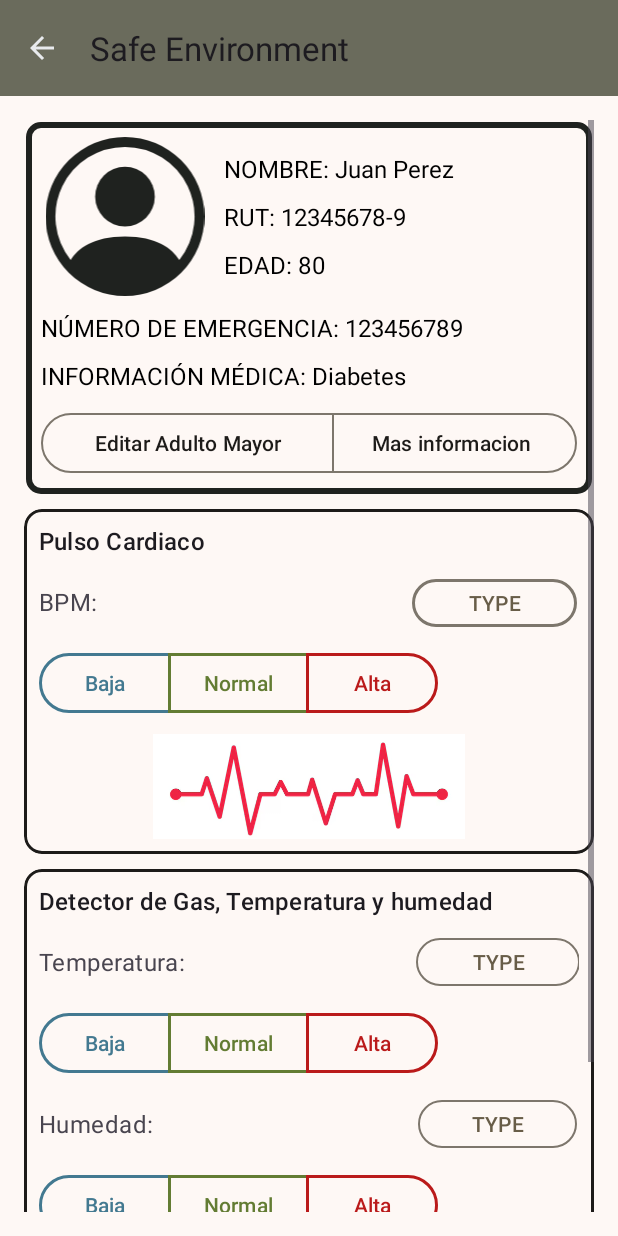
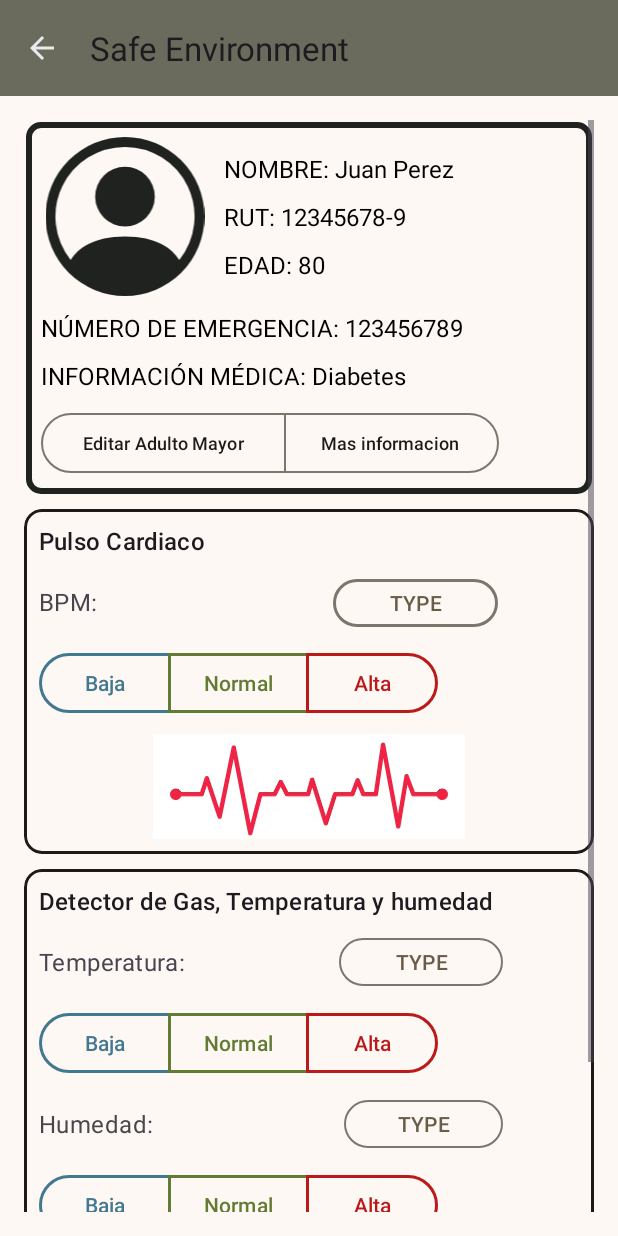
Before and after one commit to xChiat/SafeEnviroment, an Android app: the screen it shows after launch (PerfilActivity), after a tap on an icon or button, on a phone screen of 412 x 824 dp. Run offline under Robolectric (Android 15) with nearby library versions, the phone set to English and light mode, and no system bars.

Commit message:
Ajuste Deteccion de gaz

```diff
--- a/app/src/main/java/com/example/safeenviroment/views/PerfilActivity.java
+++ b/app/src/main/java/com/example/safeenviroment/views/PerfilActivity.java
@@ -9,6 +9,7 @@ import android.widget.ListView;
 import android.widget.TextView;
 import android.widget.Toast;
 
+import androidx.appcompat.app.AlertDialog;
 import androidx.appcompat.app.AppCompatActivity;
 
 import com.example.safeenviroment.R;
@@ -164,11 +165,11 @@ public class PerfilActivity extends AppCompatActivity {
         } else if (gasConcentration >= 200 && gasConcentration <= 1000) {
             gasButton.setText("ADVERTENCIA: GAS DETECTADO");
             gasButton.setTextColor(getResources().getColor(R.color.warning));
-            alertCuidador("Advertencia: Se ha detectado gas en niveles moderados (" + gasConcentration + " ppm). Verifique la ventilación y las posibles fuentes de gas.");
+            gasAlert("Advertencia: Se ha detectado gas en niveles moderados (" + gasConcentration + " ppm). Verifique la ventilación y las posibles fuentes de gas.");
         } else if (gasConcentration > 1000) {
             gasButton.setText("PELIGRO: GAS DETECTADO");
             gasButton.setTextColor(getResources().getColor(R.color.md_theme_error));
-            alertCuidador("Alerta crítica: Se ha detectado gas en niveles peligrosos (" + gasConcentration + " ppm). Evacúe el área y tome medidas de seguridad inmediatas.");
+            gasAlert("Alerta crítica: Se ha detectado gas en niveles peligrosos (" + gasConcentration + " ppm). Evacúe el área y tome medidas de seguridad inmediatas.");
         }
     }
 
@@ -199,21 +200,28 @@ public class PerfilActivity extends AppCompatActivity {
     private void alertCuidador(String mensaje) {
         Toast.makeText(this, mensaje, Toast.LENGTH_LONG).show();
     }
+    private void gasAlert(String mensaje) {
+        new AlertDialog.Builder(this)
+                .setTitle("Alerta")
+                .setMessage(mensaje)
+                .setPositiveButton(android.R.string.ok, null)
+                .show();
+    }
 
     public void TemperaturaAmbiente(String tipo) {
         Button type = findViewById(R.id.BTNtempType);
         float temperatura = 0;
         if (tipo == "Baja") {
-            temperatura = (float) (Math.random() * (15 - 10 + 1) + 10);
+            temperatura = (float) ((float) Math.round((Math.random() * (15 - 10 + 1) + 10) * 100.0) / 100.0);
             type.setText("BAJA");
             type.setTextColor(getResources().getColor(R.color.blue));
             alertCuidador("La temperatura ambiente es baja: " + temperatura+"°C");
         } else if (tipo == "Normal") {
-            temperatura = (float) (Math.random() * (25 - 15 + 1) + 15);
+            temperatura = (float) ((float) Math.round((Math.random() * (25 - 15 + 1) + 15) * 100.0) / 100.0);
             type.setText("NORMAL");
             type.setTextColor(getResources().getColor(R.color.green));
         } else if (tipo == "Alta") {
-            temperatura = (float) (Math.random() * (35 - 25 + 1) + 25);
+            temperatura = (float) ((float) Math.round((Math.random() * (35 - 25 + 1) + 25) * 100.0) / 100.0);
             type.setText("ALTA");
             type.setTextColor(getResources().getColor(R.color.md_theme_error));
             alertCuidador("La temperatura ambiente es alta: " + temperatura+"°C");
@@ -226,16 +234,16 @@ public class PerfilActivity extends AppCompatActivity {
         Button type = findViewById(R.id.BTNhumType);
         float humedad = 0;
         if (tipo == "Baja") {
-            humedad = (float) (Math.random() * (30 - 20 + 1) + 20);
+            humedad = (float) (Math.round((Math.random() * (30 - 20 + 1) + 20) * 100.0) / 100.0);
             type.setText("BAJA");
             type.setTextColor(getResources().getColor(R.color.blue));
             alertCuidador("La humedad ambiente es baja: " + humedad+"%");
         } else if (tipo == "Normal") {
-            humedad = (float) (Math.random() * (60 - 30 + 1) + 30);
+            humedad = (float) (Math.round((Math.random() * (60 - 30 + 1) + 30) * 100.0) / 100.0);
             type.setText("NORMAL");
             type.setTextColor(getResources().getColor(R.color.green));
         } else if (tipo == "Alta") {
-            humedad = (float) (Math.random() * (100 - 60 + 1) + 60);
+            humedad = (float) (Math.round((Math.random() * (100 - 60 + 1) + 60) * 100.0) / 100.0);
             type.setText("ALTA");
             type.setTextColor(getResources().getColor(R.color.md_theme_error));
             alertCuidador("La humedad ambiente es alta: " + humedad+"%");
--- a/app/src/main/res/layout/activity_perfil.xml
+++ b/app/src/main/res/layout/activity_perfil.xml
@@ -124,17 +124,19 @@
                     <Button
                         android:id="@+id/button1"
                         style="?attr/materialButtonOutlinedStyle"
-                        android:layout_width="195dp"
+                        android:layout_width="163dp"
                         android:layout_height="wrap_content"
-                        android:text="Editar Adulto Mayor" />
+                        android:text="Editar Adulto Mayor"
+                        android:textSize="12sp" />
 
                     <Button
                         android:id="@+id/button3"
                         style="?attr/materialButtonOutlinedStyle"
-                        android:layout_width="163dp"
+                        android:layout_width="143dp"
                         android:layout_height="wrap_content"
                         android:onClick="secondActivity"
-                        android:text="Mas informacion " />
+                        android:text="Mas informacion "
+                        android:textSize="12sp" />
                 </com.google.android.material.button.MaterialButtonToggleGroup>
 
             </LinearLayout>
@@ -183,7 +185,7 @@
 
                             <TextView
                                 android:id="@+id/BPM"
-                                android:layout_width="180dp"
+                                android:layout_width="127dp"
                                 android:layout_height="match_parent"
                                 android:layout_marginRight="15dp"
                                 android:gravity="center_vertical"
@@ -206,6 +208,7 @@
                             android:id="@+id/BPMTypes"
                             android:layout_width="match_parent"
                             android:layout_height="wrap_content"
+                            app:singleSelection="true"
                             android:layout_marginTop="10dp">
 
                             <Button
@@ -297,7 +300,7 @@
 
                             <TextView
                                 android:id="@+id/tvTemp"
-                                android:layout_width="139dp"
+                                android:layout_width="88dp"
                                 android:layout_height="match_parent"
                                 android:gravity="center_vertical"
                                 android:textAppearance="?attr/textAppearanceBodyMedium"
@@ -318,6 +321,7 @@
                             android:id="@+id/BTNtempTypes"
                             android:layout_width="match_parent"
                             android:layout_height="wrap_content"
+                            app:singleSelection="true"
                             android:layout_marginTop="10dp">
 
                             <Button
@@ -370,9 +374,9 @@
 
                             <TextView
                                 android:id="@+id/TVHum"
-                                android:layout_width="152dp"
+                                android:layout_width="107dp"
                                 android:layout_height="match_parent"
-                                android:layout_marginRight="10dp"
+                                android:layout_marginRight="5dp"
                                 android:gravity="center_vertical"
                                 android:textAppearance="?attr/textAppearanceBodyMedium"
                                 android:textColor="?android:attr/textColorSecondary"
@@ -392,6 +396,7 @@
                             android:id="@+id/BTNhTypes"
                             android:layout_width="match_parent"
                             android:layout_height="wrap_content"
+                            app:singleSelection="true"
                             android:layout_marginTop="10dp">
 
                             <Button
```
Also changed, not shown: app/src/main/res/layout/activity_second.xml (+19 -15 lines).
